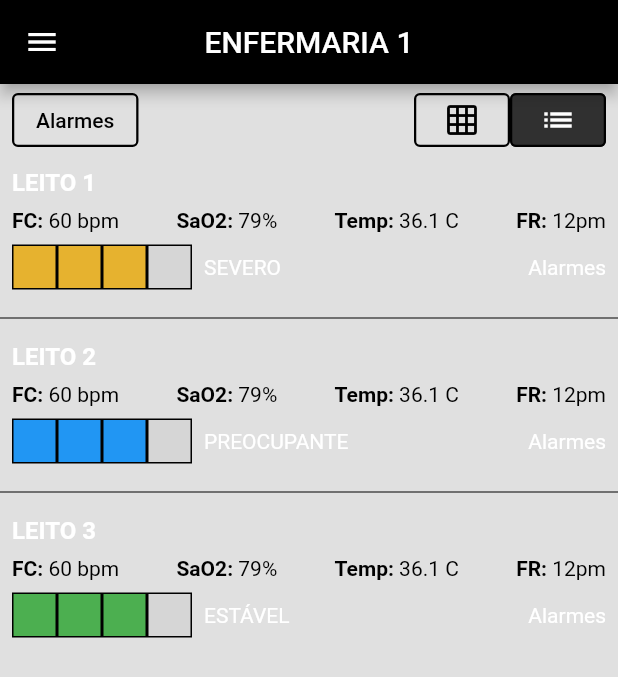
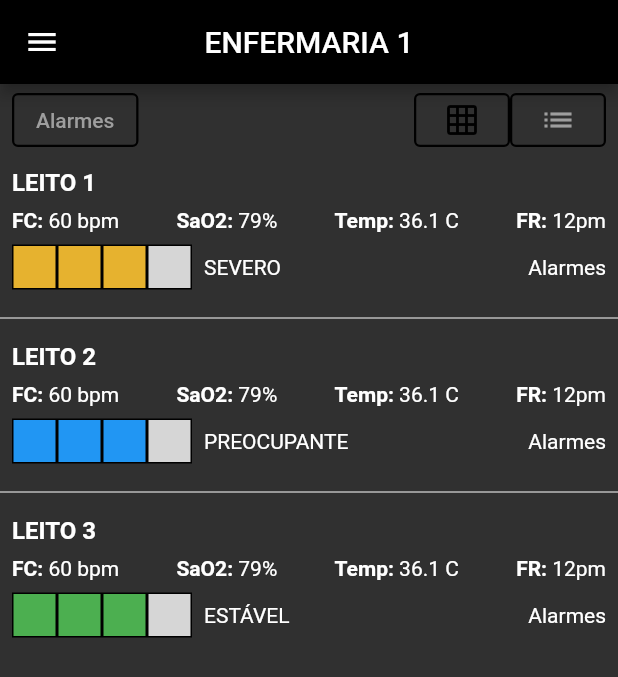
Before and after one commit to themaripool/ProjetoFinal-MarielaAndrade, a Flutter app: the HomePage screen opened directly, after a tap on the "list" icon, on a phone screen of 412 x 824 dp. Shown: the top 677 px of the screen. Run offline on Flutter 3.47's test engine with Material 2 defaults, Android fonts, the phone set to English and light mode, and no system bars; our stand-ins replace flutter_form_builder, shared_preferences, syncfusion_flutter_charts; missing offline and left inert: dart:ffi; accounts and stored records are empty; network calls fail.

Commit message:
[ADD] dark mode on shared preferences

```diff
--- a/lib/Screens/Home.dart
+++ b/lib/Screens/Home.dart
@@ -69,15 +69,13 @@ class _HomePageState extends State<HomePage> {
                                   Expanded(
                                     child: Icon(
                                       Icons.dashboard_outlined,
-                                      size: 20,
-                                      color: Colors.grey[700],
+                                      size: 20
                                     ),
                                   ),
                                   Expanded(
                                     flex: 3,
                                     child: Text(
                                       "DashBoard",
-                                      style: TextStyle(color: Colors.black),
                                     ),
                                   ),
                                 ],
@@ -109,14 +107,12 @@ class _HomePageState extends State<HomePage> {
                                     child: Icon(
                                       Icons.settings,
                                       size: 20,
-                                      color: Colors.grey[700],
                                     ),
                                   ),
                                   Expanded(
                                     flex: 3,
                                     child: Text(
                                       "Ajustes",
-                                      style: TextStyle(color: Colors.black),
                                     ),
                                   ),
                                 ],
--- a/lib/Screens/MedicalTeamPages/AlertScreen.dart
+++ b/lib/Screens/MedicalTeamPages/AlertScreen.dart
@@ -79,12 +79,11 @@ class _AlertComponentListState extends State<AlertComponentList> {
               Text(dataEMes,
                   style: TextStyle(
                       fontSize: 14,
-                      fontWeight: FontWeight.bold,
-                      color: Colors.black)),
+                      fontWeight: FontWeight.bold)),
               Padding(
                 padding: const EdgeInsets.only(left: 8),
                 child: Text(hora,
-                    style: TextStyle(fontSize: 14, color: Colors.black)),
+                    style: TextStyle(fontSize: 14)),
               ),
               Spacer(),
               Padding(
--- a/lib/Screens/MedicalTeamPages/BedDetails.dart
+++ b/lib/Screens/MedicalTeamPages/BedDetails.dart
@@ -18,7 +18,6 @@ class BedDetails extends StatelessWidget {
               icon: new Icon(Icons.arrow_back),
               onPressed: () => Navigator.of(context).pop(),
             ),
-            backgroundColor: Colors.grey[700],
             title: Text("Leito Número $bedNumber"),
             bottom: TabBar(
               tabs: <Widget>[
--- a/lib/Screens/MedicalTeamPages/Dashboard/Components/BedComponentList.dart
+++ b/lib/Screens/MedicalTeamPages/Dashboard/Components/BedComponentList.dart
@@ -31,7 +31,6 @@ class _BedComponentListState extends State<BedComponentList> {
   Widget build(BuildContext context) {
     return Container(
       height: 100.0,
-      decoration: BoxDecoration(color: Colors.grey[300]),
       child: Padding(
         padding: const EdgeInsets.all(8.0),
         child: Column(
@@ -51,34 +50,30 @@ class _BedComponentListState extends State<BedComponentList> {
                   Text("FC: ",
                       style: TextStyle(
                           fontSize: 14,
-                          fontWeight: FontWeight.bold,
-                          color: Colors.black)),
+                          fontWeight: FontWeight.bold)),
                   Text("60 bpm",
-                      style: TextStyle(fontSize: 14, color: Colors.black)),
+                      style: TextStyle(fontSize: 14)),
                   Spacer(),
                   Text("SaO2: ",
                       style: TextStyle(
                           fontSize: 14,
-                          fontWeight: FontWeight.bold,
-                          color: Colors.black)),
+                          fontWeight: FontWeight.bold)),
                   Text("79%",
-                      style: TextStyle(fontSize: 14, color: Colors.black)),
+                      style: TextStyle(fontSize: 14)),
                   Spacer(),
                   Text("Temp: ",
                       style: TextStyle(
                           fontSize: 14,
-                          fontWeight: FontWeight.bold,
-                          color: Colors.black)),
+                          fontWeight: FontWeight.bold)),
                   Text("36.1 C",
-                      style: TextStyle(fontSize: 14, color: Colors.black)),
+                      style: TextStyle(fontSize: 14)),
                   Spacer(),
                   Text("FR: ",
                       style: TextStyle(
                           fontSize: 14,
-                          fontWeight: FontWeight.bold,
-                          color: Colors.black)),
+                          fontWeight: FontWeight.bold)),
                   Text("12pm",
-                      style: TextStyle(fontSize: 14, color: Colors.black)),
+                      style: TextStyle(fontSize: 14)),
                 ],
               ),
             ),
--- a/lib/Screens/MedicalTeamPages/Dashboard/Dashboard.dart
+++ b/lib/Screens/MedicalTeamPages/Dashboard/Dashboard.dart
@@ -40,7 +40,6 @@ class _DashboardState extends State<Dashboard> {
     }
 
     return Scaffold(
-        backgroundColor: Colors.grey[300],
         body: Center(
           child: Column(children: [
             Padding(
@@ -67,7 +66,7 @@ class _DashboardState extends State<Dashboard> {
                       },
                       child: Icon(
                         Icons.grid_on,
-                        color: status == false ? Colors.black : Colors.white,
+                        color: status == false ? Theme.of(context).primaryColorDark : Theme.of(context).primaryColorLight,
                       )),
                   OutlinedButton(
                       style: OutlinedButton.styleFrom(
@@ -86,7 +85,7 @@ class _DashboardState extends State<Dashboard> {
                       },
                       child: Icon(
                         Icons.list,
-                        color: status == false ? Colors.white : Colors.black,
+                        color: status == false ? Theme.of(context).primaryColorLight : Theme.of(context).primaryColorDark,
                       )),
                 ],
               ),
@@ -108,7 +107,7 @@ class AlertDashboardButton extends StatelessWidget {
         style: OutlinedButton.styleFrom(
             side: BorderSide(
           width: 1.5,
-          color: Colors.black,
+          color: Theme.of(context).primaryColor,
         )),
         onPressed: () {
           showDialog(
@@ -120,7 +119,6 @@ class AlertDashboardButton extends StatelessWidget {
         },
         child: const Text(
           'Alarmes',
-          style: TextStyle(color: Colors.black),
         ));
   }
 }
--- a/lib/Screens/MedicalTeamPages/Dashboard/ListDashboardPage.dart
+++ b/lib/Screens/MedicalTeamPages/Dashboard/ListDashboardPage.dart
@@ -16,7 +16,7 @@ class _ListViewPatientsState extends State<ListViewPatients> {
     return ListView.separated(
       itemCount: componentesLista.length,
       separatorBuilder: (BuildContext context, int index) => const Divider(
-        color: Colors.black,
+        color: Colors.white,
       ),
       itemBuilder: (BuildContext context, int index) {
         return GestureDetector(
--- a/lib/Screens/MedicalTeamPages/DataScreen.dart
+++ b/lib/Screens/MedicalTeamPages/DataScreen.dart
@@ -169,11 +169,9 @@ class _DataScreenState extends State<DataScreen> {
                 children: [
                   Text(
                     'Conferir Paciente',
-                    style: TextStyle(color: Colors.white),
                   ),
                   Icon(
-                    Icons.done,
-                    color: Colors.white,
+                    Icons.done
                   )
                 ],
               ),
--- a/pubspec.yaml
+++ b/pubspec.yaml
@@ -32,6 +32,7 @@ dependencies:
   syncfusion_flutter_charts: ^19.1.65
   intl: ^0.17.0
   provider: ^6.0.0
+  shared_preferences: ^2.0.7
 
 dev_dependencies:
   flutter_test:
```
Also changed, not shown: lib/Screens/MedicalTeamPages/MenuPages/Settings.dart (+8 -1 lines), lib/Screens/ThemeProvider.dart (+8 -3 lines), lib/main.dart (+16 -2 lines), pubspec.lock.
